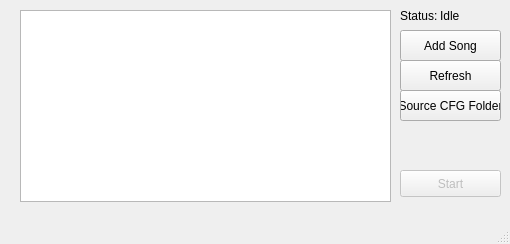
First picture: the form in src/mainwindow.ui, repository Catishere/karaoke-master, before the edit.
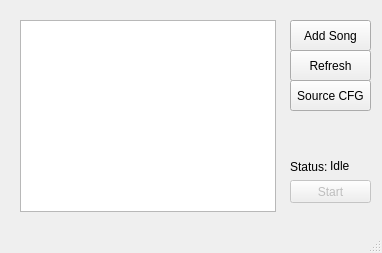
Second picture: the form after the edit.

Commit message: Added 'add song' button

Diff of the .ui file:
```diff
--- a/src/mainwindow.ui
+++ b/src/mainwindow.ui
@@ -6,46 +6,55 @@
    <rect>
     <x>0</x>
     <y>0</y>
-    <width>510</width>
-    <height>244</height>
+    <width>382</width>
+    <height>253</height>
    </rect>
   </property>
+  <property name="minimumSize">
+   <size>
+    <width>382</width>
+    <height>253</height>
+   </size>
+  </property>
+  <property name="maximumSize">
+   <size>
+    <width>382</width>
+    <height>253</height>
+   </size>
+  </property>
   <property name="windowTitle">
-   <string>MainWindow</string>
+   <string>Karaoke Master</string>
   </property>
   <widget class="QWidget" name="centralWidget">
-   <widget class="QPushButton" name="directoryButton">
-    <property name="geometry">
-     <rect>
-      <x>400</x>
-      <y>90</y>
-      <width>101</width>
-      <height>31</height>
-     </rect>
-    </property>
-    <property name="text">
-     <string>Source CFG Folder</string>
-    </property>
-   </widget>
    <widget class="QListWidget" name="listWidget">
     <property name="geometry">
      <rect>
       <x>20</x>
-      <y>10</y>
-      <width>371</width>
+      <y>20</y>
+      <width>256</width>
       <height>192</height>
      </rect>
     </property>
    </widget>
+   <widget class="QPushButton" name="addSongButton">
+    <property name="geometry">
+     <rect>
+      <x>290</x>
+      <y>20</y>
+      <width>81</width>
+      <height>31</height>
+     </rect>
+    </property>
+    <property name="text">
+     <string>Add Song</string>
+    </property>
+   </widget>
    <widget class="QPushButton" name="refreshButton">
-    <property name="enabled">
-     <bool>true</bool>
-    </property>
     <property name="geometry">
      <rect>
-      <x>400</x>
-      <y>60</y>
-      <width>101</width>
+      <x>290</x>
+      <y>50</y>
+      <width>81</width>
       <height>31</height>
      </rect>
     </property>
@@ -53,16 +62,29 @@
      <string>Refresh</string>
     </property>
    </widget>
+   <widget class="QPushButton" name="directoryButton">
+    <property name="geometry">
+     <rect>
+      <x>290</x>
+      <y>80</y>
+      <width>81</width>
+      <height>31</height>
+     </rect>
+    </property>
+    <property name="text">
+     <string>Source CFG</string>
+    </property>
+   </widget>
    <widget class="QPushButton" name="startButton">
     <property name="enabled">
      <bool>false</bool>
     </property>
     <property name="geometry">
      <rect>
-      <x>400</x>
-      <y>170</y>
-      <width>101</width>
-      <height>27</height>
+      <x>290</x>
+      <y>180</y>
+      <width>81</width>
+      <height>23</height>
      </rect>
     </property>
     <property name="text">
@@ -72,10 +94,10 @@
    <widget class="QLabel" name="statusLabel">
     <property name="geometry">
      <rect>
-      <x>400</x>
-      <y>0</y>
-      <width>71</width>
-      <height>31</height>
+      <x>290</x>
+      <y>160</y>
+      <width>47</width>
+      <height>13</height>
      </rect>
     </property>
     <property name="text">
@@ -85,27 +107,64 @@
    <widget class="QLabel" name="status">
     <property name="geometry">
      <rect>
-      <x>440</x>
-      <y>0</y>
-      <width>67</width>
-      <height>31</height>
+      <x>330</x>
+      <y>156</y>
+      <width>51</width>
+      <height>20</height>
      </rect>
     </property>
     <property name="text">
      <string>Idle</string>
     </property>
    </widget>
-   <widget class="QPushButton" name="addSongButton">
+   <widget class="QLabel" name="err">
     <property name="geometry">
      <rect>
-      <x>400</x>
-      <y>30</y>
-      <width>101</width>
-      <height>31</height>
+      <x>290</x>
+      <y>120</y>
+      <width>81</width>
+      <height>16</height>
      </rect>
     </property>
+    <property name="palette">
+     <palette>
+      <active>
+       <colorrole role="Text">
+        <brush brushstyle="SolidPattern">
+         <color alpha="255">
+          <red>255</red>
+          <green>0</green>
+          <blue>0</blue>
+         </color>
+        </brush>
+       </colorrole>
+      </active>
+      <inactive>
+       <colorrole role="Text">
+        <brush brushstyle="SolidPattern">
+         <color alpha="255">
+          <red>255</red>
+          <green>0</green>
+          <blue>0</blue>
+         </color>
+        </brush>
+       </colorrole>
+      </inactive>
+      <disabled>
+       <colorrole role="Text">
+        <brush brushstyle="SolidPattern">
+         <color alpha="255">
+          <red>120</red>
+          <green>120</green>
+          <blue>120</blue>
+         </color>
+        </brush>
+       </colorrole>
+      </disabled>
+     </palette>
+    </property>
     <property name="text">
-     <string>Add Song</string>
+     <string/>
     </property>
    </widget>
   </widget>
@@ -114,7 +173,7 @@
     <rect>
      <x>0</x>
      <y>0</y>
-     <width>510</width>
+     <width>382</width>
      <height>21</height>
     </rect>
    </property>
```
The commit also changes 5 other files.
